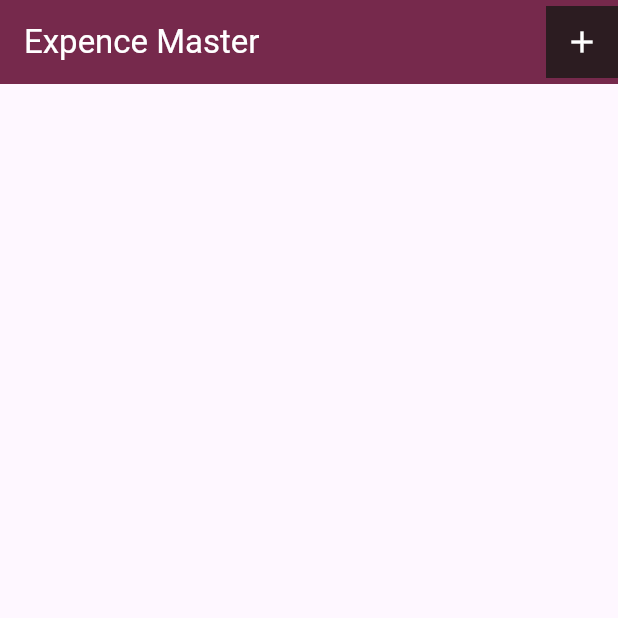
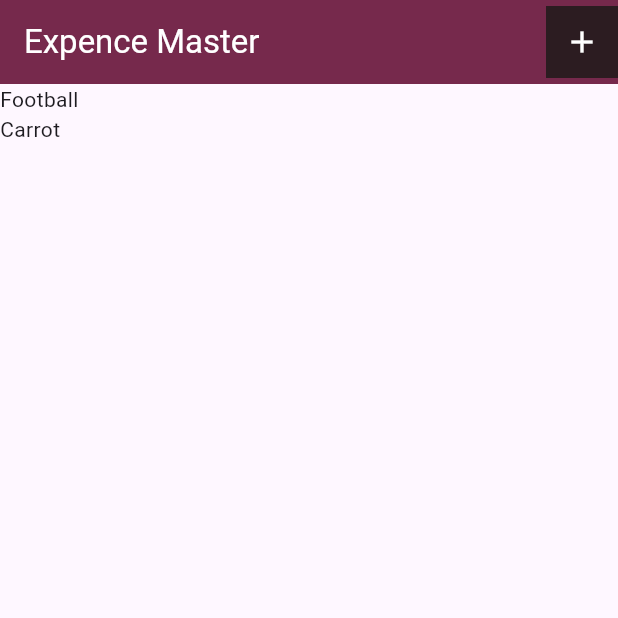
Before and after one commit to ahinsa-1111/flutter_expence_master_app, a Flutter app: the screen it shows after launch, on a phone screen of 412 x 824 dp, the top half of it. Run offline on Flutter 3.47's test engine with Material 3 defaults, Android fonts, the phone set to English and light mode, and no system bars.

Commit message:
commit_05

```diff
--- a/lib/pages/expences.dart
+++ b/lib/pages/expences.dart
@@ -1,4 +1,5 @@
 import 'package:flutter/material.dart';
+import 'package:flutter_expence_master_app/models/expence.dart';
 
 class Expences extends StatefulWidget {
   const Expences({super.key});
@@ -8,12 +9,27 @@ class Expences extends StatefulWidget {
 }
 
 class _ExpencesState extends State<Expences> {
+  //expenceList
+  final List<ExpenceModel> _expenceList = [
+    ExpenceModel(
+      title: "Football",
+      amount: 100,
+      date: DateTime.now(),
+      category: Category.leisure,
+    ),
+    ExpenceModel(
+        title: "Carrot",
+        amount: 2500.00,
+        date: DateTime.now(),
+        category: Category.food)
+  ];
+
   @override
   Widget build(BuildContext context) {
     return Scaffold(
         appBar: AppBar(
-      title:
-          const Text("Expence Master", style: TextStyle(color: Colors.white)),
+          title: const Text("Expence Master",
+              style: TextStyle(color: Colors.white)),
           backgroundColor: const Color.fromARGB(255, 121, 35, 61),
           elevation: 1000,
           actions: [
@@ -28,6 +44,12 @@ class _ExpencesState extends State<Expences> {
               ),
             ),
           ],
+        ),
+        body: ListView.builder(
+          itemCount: _expenceList.length,
+          itemBuilder: (context, index) {
+            return Text(_expenceList[index].title);
+          },
         ));
   }
 }
```
Lines whose indentation alone changed are shown as unchanged.
